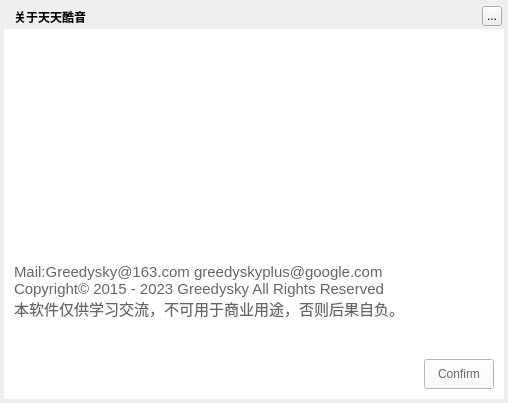
Qt form TTKModule/TTKWidget/musicUiKits/musicWidgetKits/musicmessageaboutdialog.ui (Greedysky/TTKMusicPlayer) before a commit.
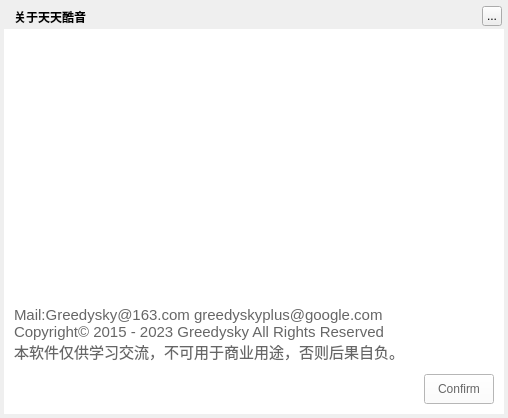
The same form after that commit.

The edit to the form file:
```diff
--- a/TTKModule/TTKWidget/musicUiKits/musicWidgetKits/musicmessageaboutdialog.ui
+++ b/TTKModule/TTKWidget/musicUiKits/musicWidgetKits/musicmessageaboutdialog.ui
@@ -7,7 +7,7 @@
     <x>0</x>
     <y>0</y>
     <width>508</width>
-    <height>403</height>
+    <height>418</height>
    </rect>
   </property>
   <property name="windowTitle">
@@ -22,7 +22,7 @@
      <x>4</x>
      <y>4</y>
      <width>500</width>
-     <height>395</height>
+     <height>410</height>
     </rect>
    </property>
    <property name="styleSheet">
@@ -67,7 +67,7 @@
      <x>4</x>
      <y>29</y>
      <width>500</width>
-     <height>370</height>
+     <height>385</height>
     </rect>
    </property>
    <property name="styleSheet">
@@ -90,29 +90,24 @@
      <bool>true</bool>
     </property>
    </widget>
-   <widget class="QLabel" name="textLabel">
+   <widget class="QLabel" name="versionLabel">
     <property name="geometry">
      <rect>
       <x>10</x>
-      <y>205</y>
+      <y>210</y>
       <width>480</width>
-      <height>115</height>
+      <height>60</height>
      </rect>
     </property>
     <property name="styleSheet">
      <string notr="true">font-size:15px</string>
     </property>
-    <property name="text">
-     <string>Mail:Greedysky@163.com greedyskyplus@google.com
-Copyright© 2015 - 2023 Greedysky All Rights Reserved
-本软件仅供学习交流，不可用于商业用途，否则后果自负。</string>
-    </property>
    </widget>
    <widget class="QPushButton" name="confirmButton">
     <property name="geometry">
      <rect>
       <x>420</x>
-      <y>330</y>
+      <y>345</y>
       <width>70</width>
       <height>30</height>
      </rect>
@@ -125,7 +120,7 @@
     <property name="geometry">
      <rect>
       <x>10</x>
-      <y>330</y>
+      <y>345</y>
       <width>200</width>
       <height>25</height>
      </rect>
@@ -137,6 +132,24 @@
      <enum>Qt::PlainText</enum>
     </property>
    </widget>
+   <widget class="QLabel" name="textLabel">
+    <property name="geometry">
+     <rect>
+      <x>10</x>
+      <y>270</y>
+      <width>480</width>
+      <height>70</height>
+     </rect>
+    </property>
+    <property name="styleSheet">
+     <string notr="true">font-size:15px</string>
+    </property>
+    <property name="text">
+     <string>Mail:Greedysky@163.com greedyskyplus@google.com
+Copyright© 2015 - 2023 Greedysky All Rights Reserved
+本软件仅供学习交流，不可用于商业用途，否则后果自负。</string>
+    </property>
+   </widget>
   </widget>
  </widget>
  <resources/>
```
